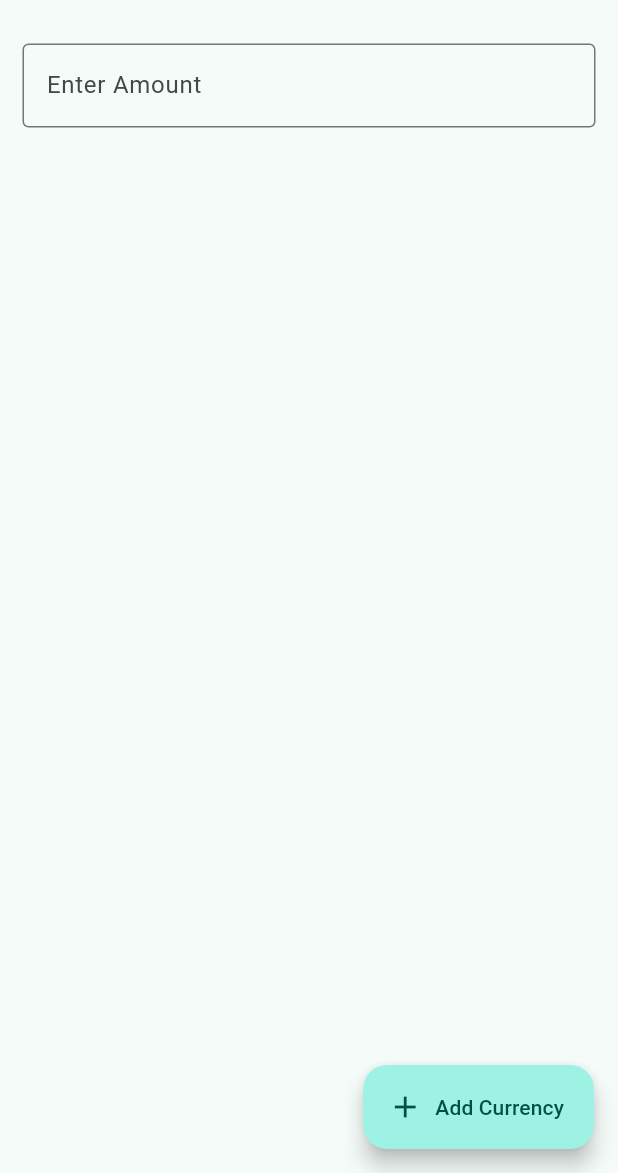
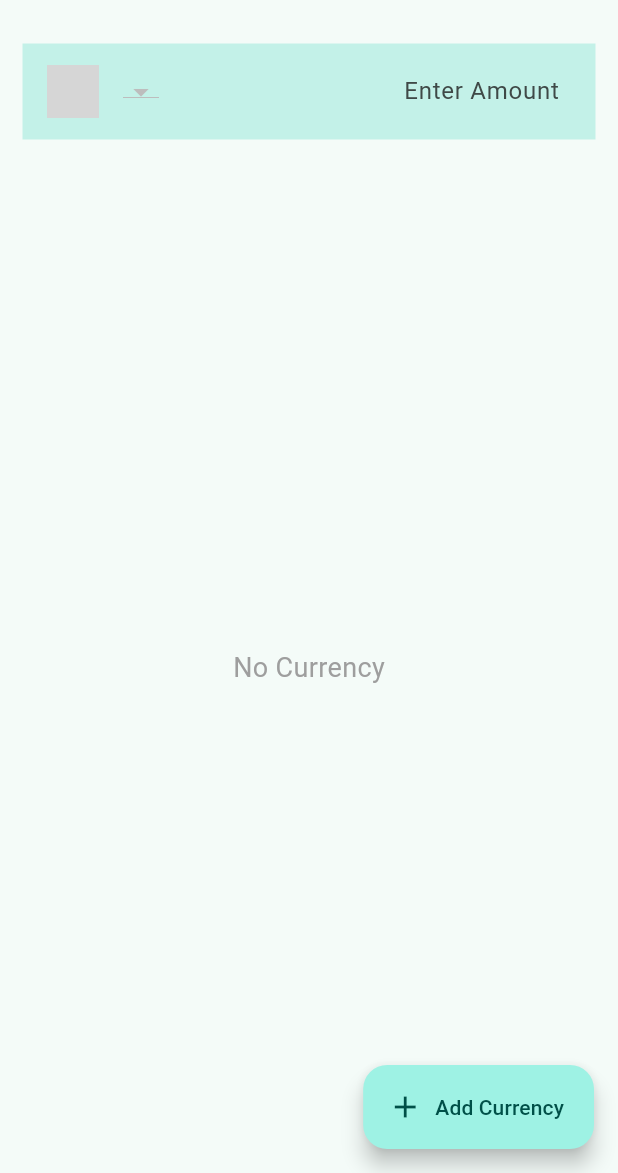
Before and after one commit to Odarteifx/currency_converter_app, a Flutter app: the screen it shows after launch, on a phone screen of 412 x 824 dp, the part 63-1236 px from its top. Run offline on Flutter 3.47's test engine with Material 3 defaults, Android fonts, the phone set to English and light mode, and no system bars; our stand-ins replace flutter_riverpod; missing offline and left inert: currency_converter; grey boxes are pictures that could not be loaded.

Commit message:
Changed input section from textfield into a listtile with a dropdown menu

```diff
--- a/lib/data/data.dart
+++ b/lib/data/data.dart
@@ -1,4 +1,3 @@
-import 'package:currency_converter/currency.dart';
 import 'package:currency_converter_app/model/models.dart';
 
 List<CurrencyC> currencies = [
--- a/lib/main.dart
+++ b/lib/main.dart
@@ -51,6 +51,10 @@ class _HomePageState extends ConsumerState<HomePage> {
     final currencyNotifier = ref.watch(currencyProvider);
     final currencies = currencyNotifier.currencieslist;
     final convertedAmounts = currencyNotifier.convertedAmounts;
+    Currency convertCurrency = Currency.usd;
+    String convertCurrencyText =
+        convertCurrency.toString().split('.').last.toLowerCase();
+
     return Scaffold(
       appBar: AppBar(
         title: const Text('Converter'),
@@ -60,30 +64,80 @@ class _HomePageState extends ConsumerState<HomePage> {
         children: [
           Padding(
               padding: const EdgeInsets.fromLTRB(15, 15, 15, 15),
+              child: ListTile(
+                tileColor: Color.alphaBlend(
+                    Theme.of(context)
+                        .colorScheme
+                        .primaryContainer
+                        .withOpacity(0.5),
+                    Theme.of(context).colorScheme.surfaceContainer),
+                leading: Image.asset(
+                  width: 35,
+                  'icons/currency/$convertCurrencyText.png',
+                  package: 'currency_icons',
+                ),
+                title: Row(
+                  children: [
+                    DropdownButton<Currency>(
+                      value: convertCurrency,
+                      items: Currency.values
+                          .map<DropdownMenuItem<Currency>>((Currency value) {
+                        return DropdownMenuItem<Currency>(
+                          value: value,
+                          child: Text(
+                              value.toString().split('.').last.toUpperCase()),
+                        );
+                      }).toList(),
+                      onChanged: (Currency? newValue) {
+                        if (newValue != null) {
+                          setState(() {
+                            convertCurrency = newValue;
+                          });
+                        }
+                      },
+                    ),
+                    //  const Expanded(child: SizedBox()),
+                    Expanded(
                       child: TextField(
+                        textAlign: TextAlign.end,
                         controller: inputController,
                         decoration: const InputDecoration(
-                  border: OutlineInputBorder(), hintText: 'Enter Amount'),
+                            border: InputBorder.none, hintText: 'Enter Amount'),
                         keyboardType: TextInputType.number,
                         onChanged: (value) {
                           double amount = double.tryParse(value) ?? 0.0;
-                currencyNotifier.convert(amount, Currency.usd);
+                          currencyNotifier.convert(amount, convertCurrency);
                         },
                       ),
                     ),
+                  ],
+                ),
+              )),
           Expanded(
-            child: ListView.builder(
+            child: currencies.isEmpty
+                ? const Center(
+                    child: Text('No Currency',
+                        style: TextStyle(
+                          color: Colors.grey,
+                          fontSize: 18,
+                        )))
+                : ListView.builder(
                     itemCount: currencies.length,
                     itemBuilder: (context, index) {
                       final currency = currencies[index];
-                final convertedAmount = convertedAmounts[currency.code] ?? 0.0;
+                      final convertedAmount =
+                          convertedAmounts[currency.code] ?? 0.0;
                       return Padding(
                         padding: const EdgeInsets.fromLTRB(15, 0, 15, 15),
                         child: ListTile(
-                    contentPadding: const EdgeInsets.symmetric(horizontal: 10),
+                          contentPadding:
+                              const EdgeInsets.symmetric(horizontal: 10),
                           //  minVerticalPadding: 10,
                           tileColor: Color.alphaBlend(
-                        Theme.of(context).colorScheme.primary.withOpacity(0.08),
+                              Theme.of(context)
+                                  .colorScheme
+                                  .primary
+                                  .withOpacity(0.08),
                               Theme.of(context).colorScheme.surface),
                           leading: Image.asset(
                             width: 35,
@@ -100,7 +154,8 @@ class _HomePageState extends ConsumerState<HomePage> {
                             ],
                           ),
                           trailing: IconButton(
-                        onPressed: () {}, icon: const Icon(Icons.more_vert)),
+                              onPressed: () {},
+                              icon: const Icon(Icons.more_vert)),
                         ),
                       );
                     },
@@ -114,24 +169,20 @@ class _HomePageState extends ConsumerState<HomePage> {
               context: context,
               builder: (context) {
                 Currency selectedCurrency = Currency.aave;
+                return StatefulBuilder(builder: (context, setState) {
                   return AlertDialog(
                     title: const Center(child: Text('Add Currency')),
                     content: SingleChildScrollView(
                       child: Column(
                         mainAxisSize: MainAxisSize.min,
                         children: [
-                        // TextField(
-                        //   controller: codeController,
-                        //   maxLength: 3,
-                        // ),
-                        // TextField(
-                        //   controller: currencyController,
-                        // )
                           DropdownButton<Currency>(
                             value: selectedCurrency,
                             onChanged: (Currency? newValue) {
                               if (newValue != null) {
+                                setState(() {
                                   selectedCurrency = newValue;
+                                });
                               }
                             },
                             items: Currency.values
@@ -170,6 +221,7 @@ class _HomePageState extends ConsumerState<HomePage> {
                           child: const Text('Add'))
                     ],
                   );
+                });
               },
             );
           },
--- a/lib/provider/currency_provider.dart
+++ b/lib/provider/currency_provider.dart
@@ -8,7 +8,7 @@ import 'package:flutter_riverpod/flutter_riverpod.dart';
 class CurrencyNotifier extends ChangeNotifier {
   List<CurrencyC> get currencieslist => currencies;
 
-  Map<String, double> _convertedAmounts = {};
+  final Map<String, double> _convertedAmounts = {};
   Map<String, double> get convertedAmounts => _convertedAmounts;
 
   void convert(double amount, Currency fromcurrency) async {
```
Lines whose indentation alone changed are shown as unchanged.
